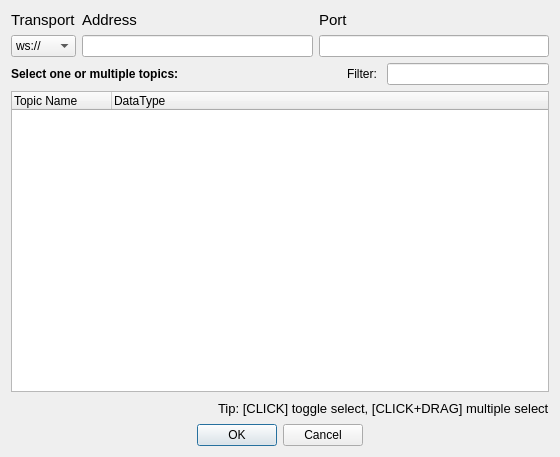
Qt form plotjuggler_plugins/DataStreamWebsocketBridge/websocket_client.ui (Mu-L/PlotJuggler) before a commit.
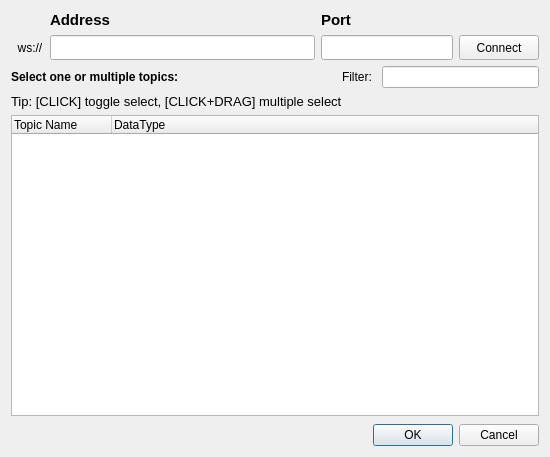
The same form after that commit. Custom widgets are drawn as their Qt base class.

Commit message:
Refactor WebSocket dialog: dedicated Connect button, sorting, and UI polish
Separate the connect/disconnect action into its own toggle button, keeping
the OK button purely for subscribing to topics.  Add topic list sorting
(disabled during bulk updates for performance), persist dialog geometry
across sessions, and add debug stats infrastructure for message throughput.

```diff
--- a/plotjuggler_plugins/DataStreamWebsocketBridge/websocket_client.ui
+++ b/plotjuggler_plugins/DataStreamWebsocketBridge/websocket_client.ui
@@ -6,7 +6,7 @@
    <rect>
     <x>0</x>
     <y>0</y>
-    <width>560</width>
+    <width>550</width>
     <height>457</height>
    </rect>
   </property>
@@ -15,16 +15,36 @@
   </property>
   <layout class="QVBoxLayout" name="verticalLayout_2">
    <item>
-    <layout class="QGridLayout" name="gridLayout" columnstretch="0,0,0">
-     <item row="1" column="2">
-      <widget class="LineEdit" name="lineEditPort"/>
+    <layout class="QGridLayout" name="gridLayout" columnstretch="0,2,1,0">
+     <item row="1" column="3">
+      <widget class="QPushButton" name="buttonConnect">
+       <property name="minimumSize">
+        <size>
+         <width>0</width>
+         <height>25</height>
+        </size>
+       </property>
+       <property name="maximumSize">
+        <size>
+         <width>16777215</width>
+         <height>25</height>
+        </size>
+       </property>
+       <property name="text">
+        <string>Connect</string>
+       </property>
+       <property name="checkable">
+        <bool>true</bool>
+       </property>
+      </widget>
      </item>
      <item row="0" column="1">
       <widget class="QLabel" name="label_3">
        <property name="font">
         <font>
          <pointsize>11</pointsize>
-         <bold>false</bold>
+         <weight>75</weight>
+         <bold>true</bold>
         </font>
        </property>
        <property name="text">
@@ -32,34 +52,13 @@
        </property>
       </widget>
      </item>
-     <item row="1" column="0">
-      <widget class="QComboBox" name="comboBox">
-       <item>
-        <property name="text">
-         <string>ws://</string>
-        </property>
-       </item>
-      </widget>
-     </item>
-     <item row="0" column="0">
-      <widget class="QLabel" name="label_2">
-       <property name="font">
-        <font>
-         <pointsize>11</pointsize>
-         <bold>false</bold>
-        </font>
-       </property>
-       <property name="text">
-        <string>Transport</string>
-       </property>
-      </widget>
-     </item>
      <item row="0" column="2">
       <widget class="QLabel" name="label_4">
        <property name="font">
         <font>
          <pointsize>11</pointsize>
-         <bold>false</bold>
+         <weight>75</weight>
+         <bold>true</bold>
         </font>
        </property>
        <property name="text">
@@ -67,8 +66,44 @@
        </property>
       </widget>
      </item>
+     <item row="1" column="2">
+      <widget class="LineEdit" name="lineEditPort">
+       <property name="minimumSize">
+        <size>
+         <width>0</width>
+         <height>25</height>
+        </size>
+       </property>
+       <property name="maximumSize">
+        <size>
+         <width>16777215</width>
+         <height>25</height>
+        </size>
+       </property>
+      </widget>
+     </item>
      <item row="1" column="1">
-      <widget class="LineEdit" name="lineEditAddress"/>
+      <widget class="LineEdit" name="lineEditAddress">
+       <property name="minimumSize">
+        <size>
+         <width>0</width>
+         <height>25</height>
+        </size>
+       </property>
+       <property name="maximumSize">
+        <size>
+         <width>16777215</width>
+         <height>25</height>
+        </size>
+       </property>
+      </widget>
+     </item>
+     <item row="1" column="0">
+      <widget class="QLabel" name="label">
+       <property name="text">
+        <string>  ws://</string>
+       </property>
+      </widget>
      </item>
     </layout>
    </item>
@@ -78,6 +113,7 @@
       <widget class="QLabel" name="label_6">
        <property name="font">
         <font>
+         <weight>75</weight>
          <bold>true</bold>
         </font>
        </property>
@@ -121,6 +157,18 @@
      </item>
     </layout>
    </item>
+   <item>
+    <widget class="QLabel" name="label_5">
+     <property name="font">
+      <font>
+       <pointsize>10</pointsize>
+      </font>
+     </property>
+     <property name="text">
+      <string>Tip: [CLICK] toggle select, [CLICK+DRAG] multiple select</string>
+     </property>
+    </widget>
+   </item>
    <item>
     <widget class="QTreeWidget" name="topicsList">
      <property name="selectionMode">
@@ -148,7 +196,10 @@
     </widget>
    </item>
    <item>
-    <layout class="QHBoxLayout" name="horizontalLayout_4">
+    <layout class="QHBoxLayout" name="horizontalLayout" stretch="1,0">
+     <property name="topMargin">
+      <number>2</number>
+     </property>
      <item>
       <spacer name="horizontalSpacer_3">
        <property name="orientation">
@@ -163,29 +214,23 @@
       </spacer>
      </item>
      <item>
-      <widget class="QLabel" name="label_5">
-       <property name="font">
-        <font>
-         <pointsize>10</pointsize>
-        </font>
+      <widget class="QDialogButtonBox" name="buttonBox">
+       <property name="sizePolicy">
+        <sizepolicy hsizetype="Expanding" vsizetype="Minimum">
+         <horstretch>0</horstretch>
+         <verstretch>0</verstretch>
+        </sizepolicy>
        </property>
-       <property name="text">
-        <string>Tip: [CLICK] toggle select, [CLICK+DRAG] multiple select</string>
+       <property name="standardButtons">
+        <set>QDialogButtonBox::Cancel|QDialogButtonBox::Ok</set>
+       </property>
+       <property name="centerButtons">
+        <bool>true</bool>
        </property>
       </widget>
      </item>
     </layout>
    </item>
-   <item>
-    <widget class="QDialogButtonBox" name="buttonBox">
-     <property name="standardButtons">
-      <set>QDialogButtonBox::Cancel|QDialogButtonBox::Ok</set>
-     </property>
-     <property name="centerButtons">
-      <bool>true</bool>
-     </property>
-    </widget>
-   </item>
   </layout>
  </widget>
  <customwidgets>
```
Left out of the diff: 2 changed lines with no effect on the pictures. The commit also changes 4 other files.
